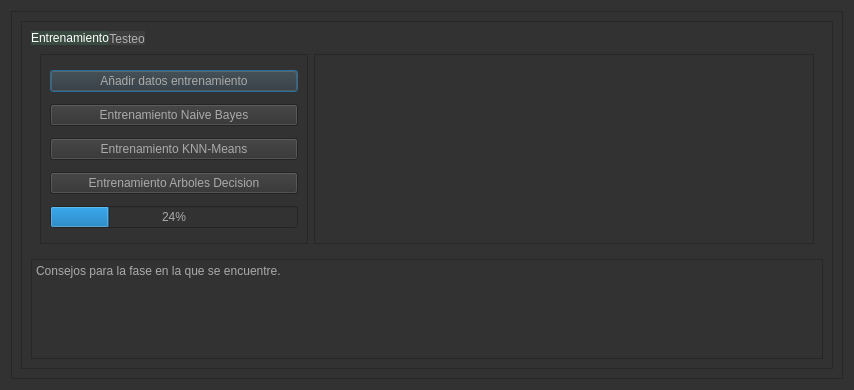
Old version of the form main.ui in the repository clxudiajazmin/Clasificador-de-noticias.
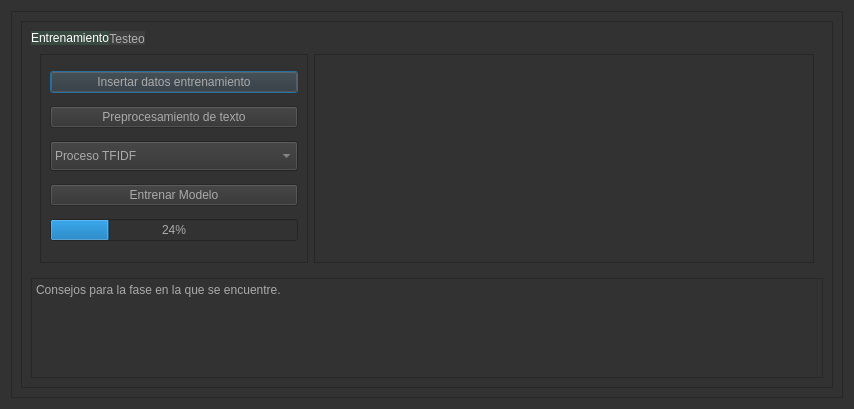
New version of the form.

```diff
--- a/main.ui
+++ b/main.ui
@@ -7,7 +7,7 @@
     <x>0</x>
     <y>0</y>
     <width>854</width>
-    <height>390</height>
+    <height>409</height>
    </rect>
   </property>
   <property name="windowTitle">
@@ -329,28 +329,60 @@
                 <item>
                  <widget class="QPushButton" name="trainingAddFilesBtn">
                   <property name="text">
-                   <string>Añadir datos entrenamiento</string>
+                   <string>Insertar datos entrenamiento</string>
                   </property>
                  </widget>
                 </item>
                 <item>
-                 <widget class="QPushButton" name="trainingModelNB">
+                 <widget class="QPushButton" name="pushButton">
+                  <property name="enabled">
+                   <bool>false</bool>
+                  </property>
                   <property name="text">
-                   <string>Entrenamiento Naive Bayes</string>
+                   <string>Preprocesamiento de texto</string>
                   </property>
                  </widget>
                 </item>
                 <item>
-                 <widget class="QPushButton" name="trainingModelKnn">
-                  <property name="text">
-                   <string>Entrenamiento KNN-Means</string>
+                 <widget class="QComboBox" name="chooseModelComboBox">
+                  <property name="enabled">
+                   <bool>true</bool>
                   </property>
+                  <property name="minimumSize">
+                   <size>
+                    <width>0</width>
+                    <height>30</height>
+                   </size>
+                  </property>
+                  <item>
+                   <property name="text">
+                    <string>Proceso TFIDF</string>
+                   </property>
+                  </item>
+                  <item>
+                   <property name="text">
+                    <string>Naive Bayes</string>
+                   </property>
+                  </item>
+                  <item>
+                   <property name="text">
+                    <string>Decision Tree</string>
+                   </property>
+                  </item>
+                  <item>
+                   <property name="text">
+                    <string>KNN</string>
+                   </property>
+                  </item>
                  </widget>
                 </item>
                 <item>
-                 <widget class="QPushButton" name="trainingModelAD">
+                 <widget class="QPushButton" name="trainModelBtn">
+                  <property name="enabled">
+                   <bool>false</bool>
+                  </property>
                   <property name="text">
-                   <string>Entrenamiento Arboles Decision</string>
+                   <string>Entrenar Modelo</string>
                   </property>
                  </widget>
                 </item>
@@ -455,6 +487,9 @@
          </item>
          <item>
           <widget class="QPlainTextEdit" name="stepTipsField">
+           <property name="enabled">
+            <bool>false</bool>
+           </property>
            <property name="minimumSize">
             <size>
              <width>0</width>
```
Left out of the diff: 22 changed lines with no effect on the pictures.
